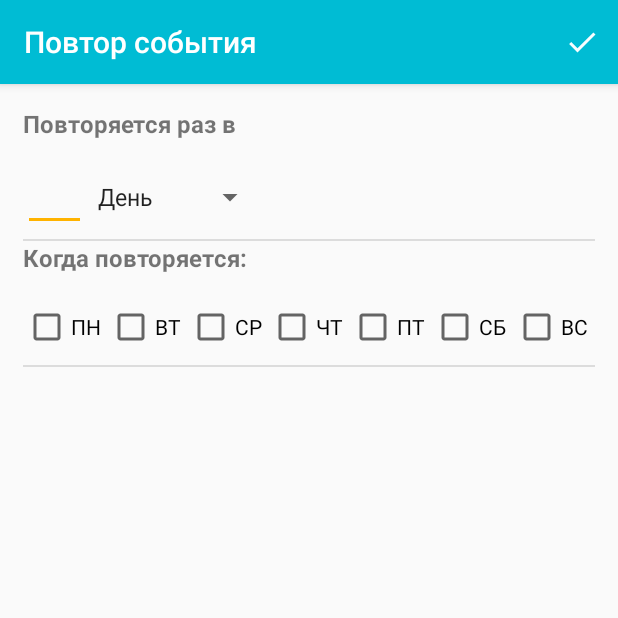
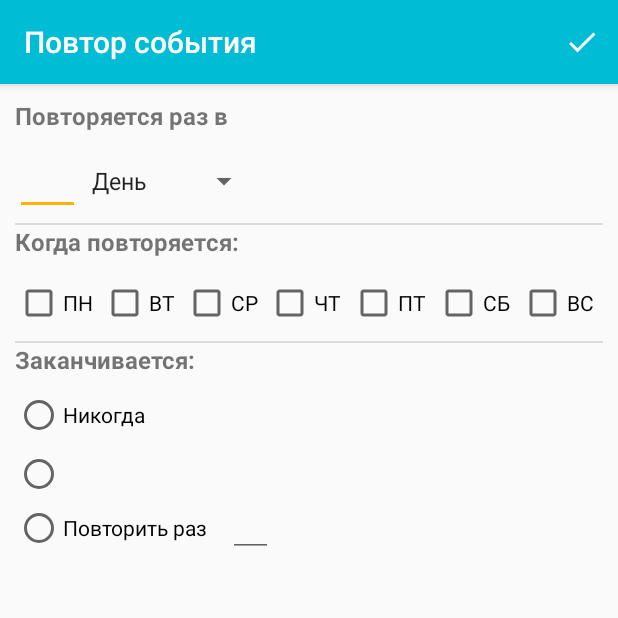
Before and after one commit to RoyalStorm/android-task-manager, an Android app: the RepeatModeActivity screen opened directly, with no data from a screen before it, on a phone screen of 412 x 824 dp, the top half of it. Run offline under Robolectric (Android 15) with nearby library versions, the light colour scheme and no system bars; our stand-ins replace ButterKnife.

Commit message:
Update Activity Repeat Layout

```diff
--- a/app/build.gradle
+++ b/app/build.gradle
@@ -44,4 +44,6 @@ dependencies {
     implementation 'com.firebaseui:firebase-ui-auth:4.3.1'
 
     implementation 'org.greenrobot:eventbus:3.1.1'
+
+    implementation'org.scala-saddle:google-rfc-2445:20110304'
 }
--- a/app/src/main/java/com/github/royalstorm/android_task_manager/activity/RepeatModeActivity.java
+++ b/app/src/main/java/com/github/royalstorm/android_task_manager/activity/RepeatModeActivity.java
@@ -7,11 +7,23 @@ import android.view.MenuInflater;
 import android.view.MenuItem;
 import android.widget.ArrayAdapter;
 import android.widget.Spinner;
+import android.widget.TextView;
 
 import com.github.royalstorm.android_task_manager.R;
+import com.github.royalstorm.android_task_manager.dao.EventPattern;
+
+import java.text.SimpleDateFormat;
+import java.util.Locale;
+
+import butterknife.BindView;
+import butterknife.ButterKnife;
 
 public class RepeatModeActivity extends AppCompatActivity {
-    String[] modes = {"День", "Неделя", "Месяц", "Год"};
+
+    @BindView(R.id.date)
+    TextView date;
+
+    private String[] modes = {"День", "Неделя", "Месяц", "Год"};
 
     @Override
     protected void onCreate(Bundle savedInstanceState) {
@@ -20,11 +32,17 @@ public class RepeatModeActivity extends AppCompatActivity {
         setContentView(R.layout.activity_repeat_mode);
         setTitle("Повтор события");
 
+        ButterKnife.bind(this);
+
         Spinner spinner = findViewById(R.id.repeat_mode);
         ArrayAdapter<String> adapter = new ArrayAdapter<String>(this, android.R.layout.simple_spinner_item, modes);
 
         adapter.setDropDownViewResource(android.R.layout.simple_spinner_dropdown_item);
         spinner.setAdapter(adapter);
+
+        //Bundle bundle = getIntent().getExtras();
+        //EventPattern eventPattern = (EventPattern) bundle.getSerializable(EventPattern.class.getSimpleName());
+        //date.setText(new SimpleDateFormat("d MMMM yyyy (E)", Locale.getDefault()).format(eventPattern.getEndedAt()));
     }
 
     @Override
@@ -39,7 +57,6 @@ public class RepeatModeActivity extends AppCompatActivity {
     public boolean onOptionsItemSelected(MenuItem item) {
         switch (item.getItemId()) {
             case R.id.save_event:
-                //createTask();
                 return true;
 
             default:
--- a/app/src/main/res/layout/activity_repeat_mode.xml
+++ b/app/src/main/res/layout/activity_repeat_mode.xml
@@ -1,9 +1,8 @@
 <?xml version="1.0" encoding="utf-8"?>
 <RelativeLayout xmlns:android="http://schemas.android.com/apk/res/android"
-    xmlns:app="http://schemas.android.com/apk/res-auto"
     android:layout_width="match_parent"
     android:layout_height="match_parent"
-    android:layout_margin="15dp"
+    android:layout_margin="10dp"
     android:orientation="vertical">
 
     <LinearLayout
@@ -22,11 +21,11 @@
         <LinearLayout
             android:layout_width="match_parent"
             android:layout_height="45dp"
-            android:layout_marginTop="15dp"
+            android:layout_marginTop="10dp"
             android:orientation="horizontal">
 
             <EditText
-                android:id="@+id/repeat_number"
+                android:id="@+id/repeat_per_time"
                 android:layout_width="wrap_content"
                 android:layout_height="match_parent"
                 android:layout_weight="0.1"
@@ -64,7 +63,7 @@
         <LinearLayout
             android:layout_width="match_parent"
             android:layout_height="40dp"
-            android:layout_marginTop="15dp"
+            android:layout_marginTop="10dp"
             android:orientation="horizontal">
 
             <CheckBox
@@ -123,32 +122,55 @@
             android:layout_marginTop="5dp"
             android:background="?android:attr/listDivider" />
 
-        <!--<TextView
+        <TextView
             android:id="@+id/textView"
             android:layout_width="match_parent"
             android:layout_height="wrap_content"
             android:text="Заканчивается:"
-            android:textSize="18sp"
+            android:textSize="16sp"
             android:textStyle="bold" />
 
         <RadioGroup
             android:layout_width="match_parent"
-            android:layout_height="wrap_content" >
+            android:layout_height="wrap_content"
+            android:layout_marginTop="10dp">
 
             <RadioButton
-                android:id="@+id/radioButton"
+                android:id="@+id/never"
                 android:layout_width="match_parent"
                 android:layout_height="wrap_content"
                 android:layout_weight="1"
                 android:text="Никогда" />
 
             <RadioButton
-                android:id="@+id/radioButton2"
+                android:id="@+id/selected_date"
                 android:layout_width="match_parent"
                 android:layout_height="wrap_content"
+                android:layout_marginTop="7dp"
                 android:layout_weight="1"
-                android:text="RadioButton" />
-        </RadioGroup>-->
+                android:text="" />
 
+            <TextView
+                android:id="@+id/date"
+                android:layout_width="120dp"
+                android:layout_height="wrap_content"
+                android:layout_marginStart="55dp"
+                android:layout_marginTop="-25dp" />
+
+            <RadioButton
+                android:id="@+id/times"
+                android:layout_width="match_parent"
+                android:layout_height="wrap_content"
+                android:layout_marginTop="10dp"
+                android:text="Повторить раз" />
+
+            <EditText
+                android:id="@+id/repeat_times"
+                android:layout_width="30dp"
+                android:layout_height="wrap_content"
+                android:layout_marginStart="142dp"
+                android:layout_marginTop="-42dp"
+                android:inputType="numberSigned" />
+        </RadioGroup>
     </LinearLayout>
 </RelativeLayout>
```
